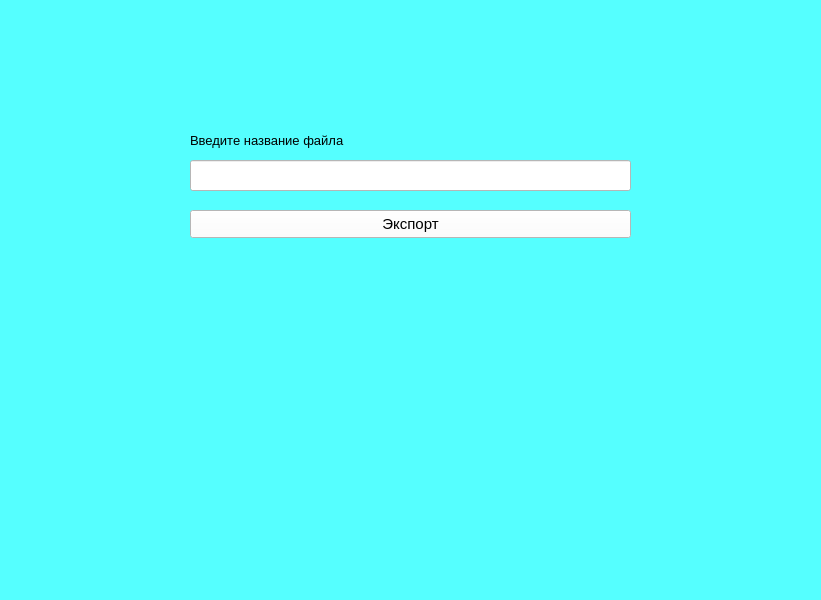
The window that frontend/export_workload.ui (saaasssska/helper_by_school) describes before a commit, drawn with Qt 5.
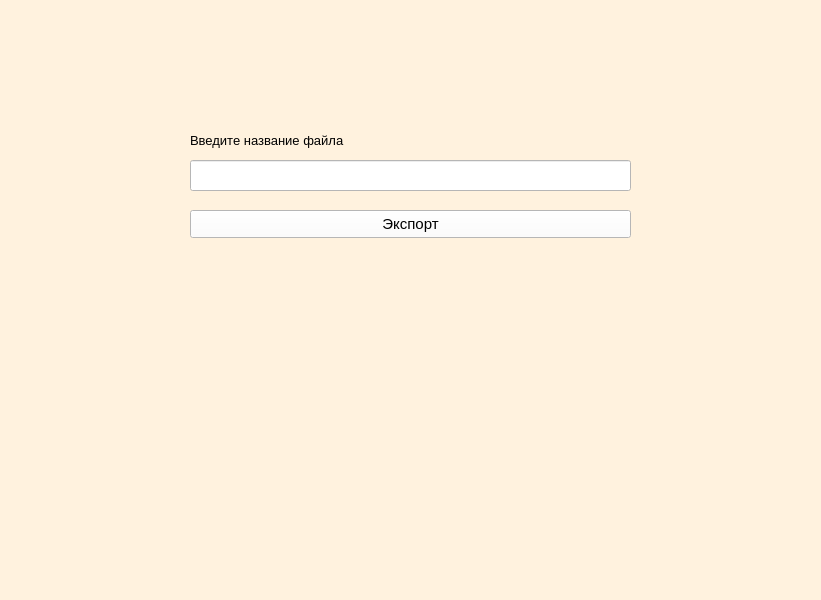
The same window after the commit. Icons and pictures are not drawn.

The edit to the form file:
```diff
--- a/frontend/export_workload.ui
+++ b/frontend/export_workload.ui
@@ -14,7 +14,7 @@
    <string>export</string>
   </property>
   <property name="styleSheet">
-   <string notr="true">background-color: rgb(85, 255, 255);</string>
+   <string notr="true">background-color: rgb(255, 242, 222);</string>
   </property>
   <widget class="QPushButton" name="push_export">
    <property name="geometry">
```
